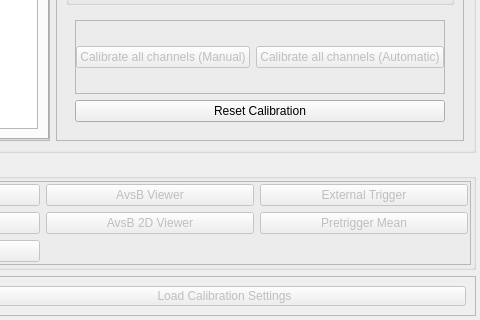
Qt form massGui/ui/massGuiW.ui (gmondee/massGui) before a commit; both pictures show x 520 to 1000 and y 348 to 668 of the 1000 by 668 pixel window.
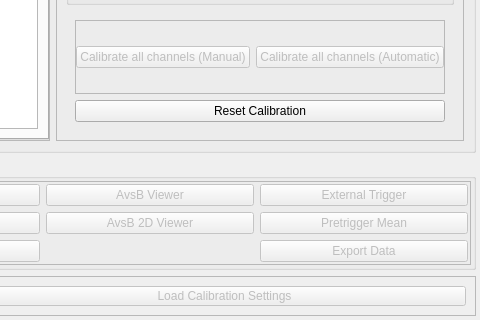
The same form after that commit.

Commit message: export energy histogram

Diff of the .ui file:
```diff
--- a/massGui/ui/massGuiW.ui
+++ b/massGui/ui/massGuiW.ui
@@ -863,6 +863,19 @@
            </property>
           </widget>
          </item>
+         <item row="2" column="5">
+          <widget class="QPushButton" name="exportButton">
+           <property name="minimumSize">
+            <size>
+             <width>0</width>
+             <height>22</height>
+            </size>
+           </property>
+           <property name="text">
+            <string>Export Data</string>
+           </property>
+          </widget>
+         </item>
         </layout>
        </widget>
       </item>
```
The commit also changes 6 other files.
